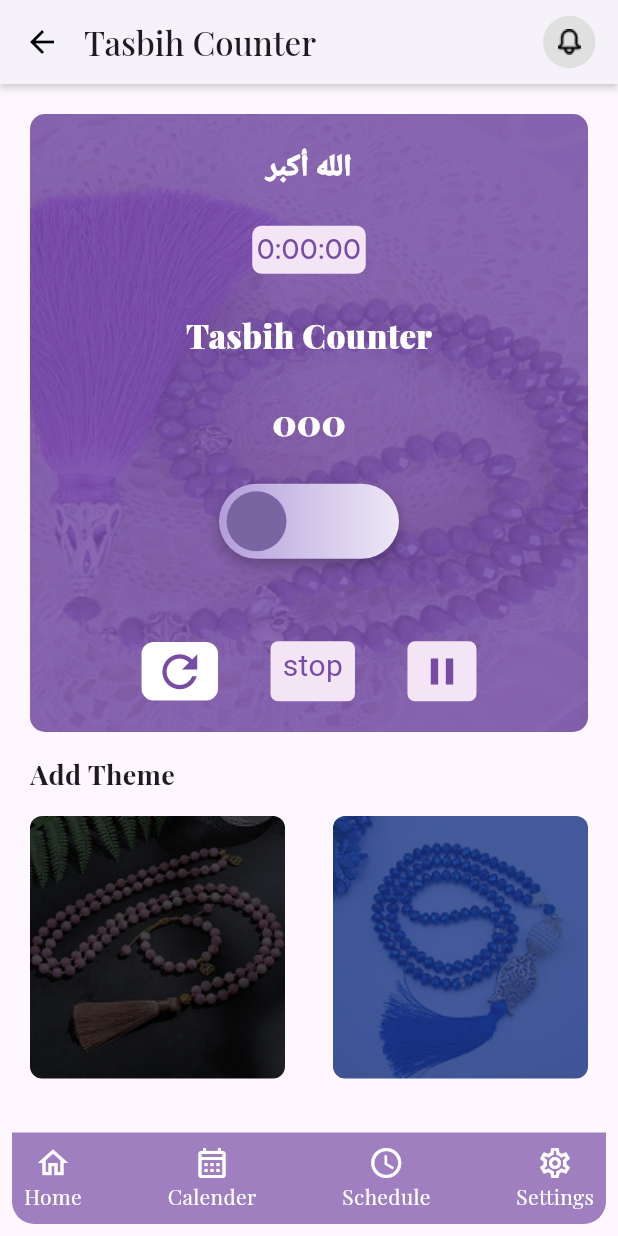
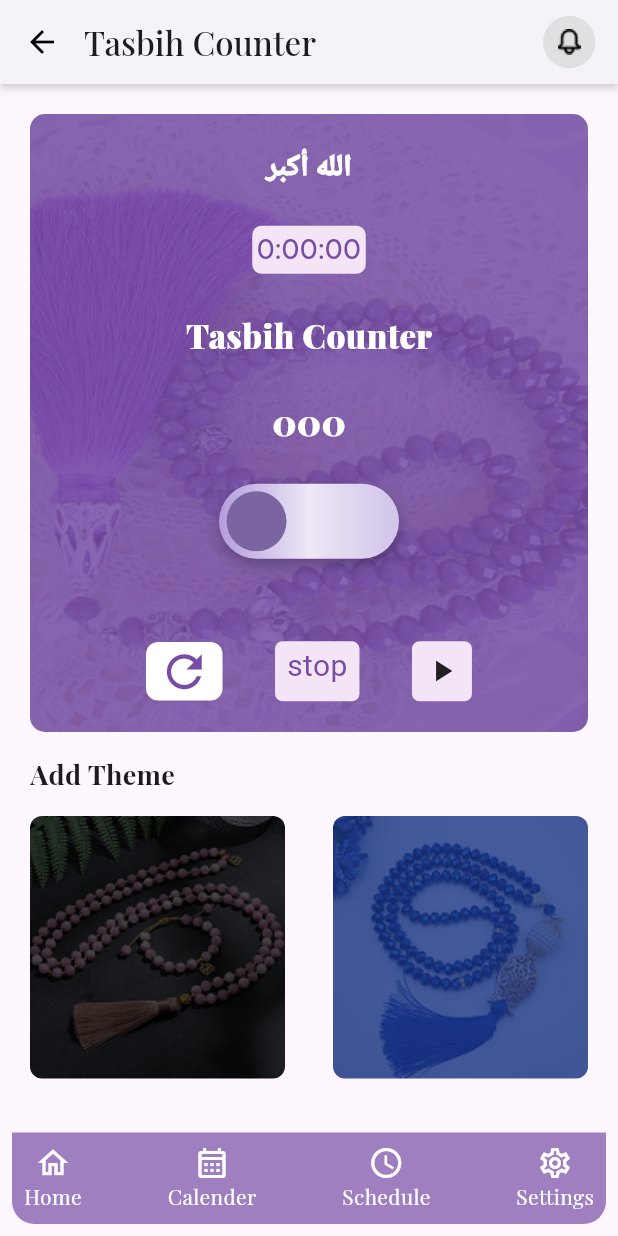
Before and after one commit to shohagahmmed99/Assignments, a Flutter app: the screen it shows after launch, on a phone screen of 412 x 824 dp. Run offline on Flutter 3.47's test engine with Material 3 defaults, Android fonts, the phone set to English and light mode, and no system bars.

Commit message:
change the play pause button

```diff
--- a/lib/tasbih.dart
+++ b/lib/tasbih.dart
@@ -40,8 +40,8 @@ class _TasbihState extends State<Tasbih> {
         ],
         offcolour: [
           Color(0xFFB39DDB),
+          Color(0xFFEDE7F6),
           Color(0xFFD1C4E9),
-          Color(0xFFEDE7F6),
         ],
         buttonIndicatorcolor: Color(0xff764CA5),
         bottomNavColor: Color(0xff764CA5).withOpacity(0.7),
@@ -55,8 +55,8 @@ class _TasbihState extends State<Tasbih> {
         ],
         offcolour: [
           Color(0xFF8D6E63),
+          Color(0xFFBCAAA4),
           Color(0xFFD7CCC8),
-          Color(0xFFBCAAA4),
         ],
         buttonIndicatorcolor: Color(0xFF000000),
         bottomNavColor: Color(0xFF6D4C41),
@@ -70,8 +70,8 @@ class _TasbihState extends State<Tasbih> {
         ],
         offcolour: [
           Color(0xFF5C6BC0),
+          Color(0xFFC5CAE9),
           Color(0xFF9FA8DA),
-          Color(0xFFC5CAE9),
         ],
         buttonIndicatorcolor: Color(0xFF183282),
         bottomNavColor: Color(0xff183282).withOpacity(0.7),
@@ -229,11 +229,13 @@ class _TasbihState extends State<Tasbih> {
                             });
                           },
                           child: ActionButton(
-                              child: Icon(
-                            Icons.pause,
-                            size: 30,
-                            color: selectedTheme.buttonIndicatorcolor,
-                          )),
+                              child: (isOn)
+                                  ? Icon(
+                                      Icons.pause,
+                                      size: 30,
+                                      color: selectedTheme.buttonIndicatorcolor,
+                                    )
+                                  : Icon(Icons.play_arrow)),
                         )
                       ],
                     )
```
